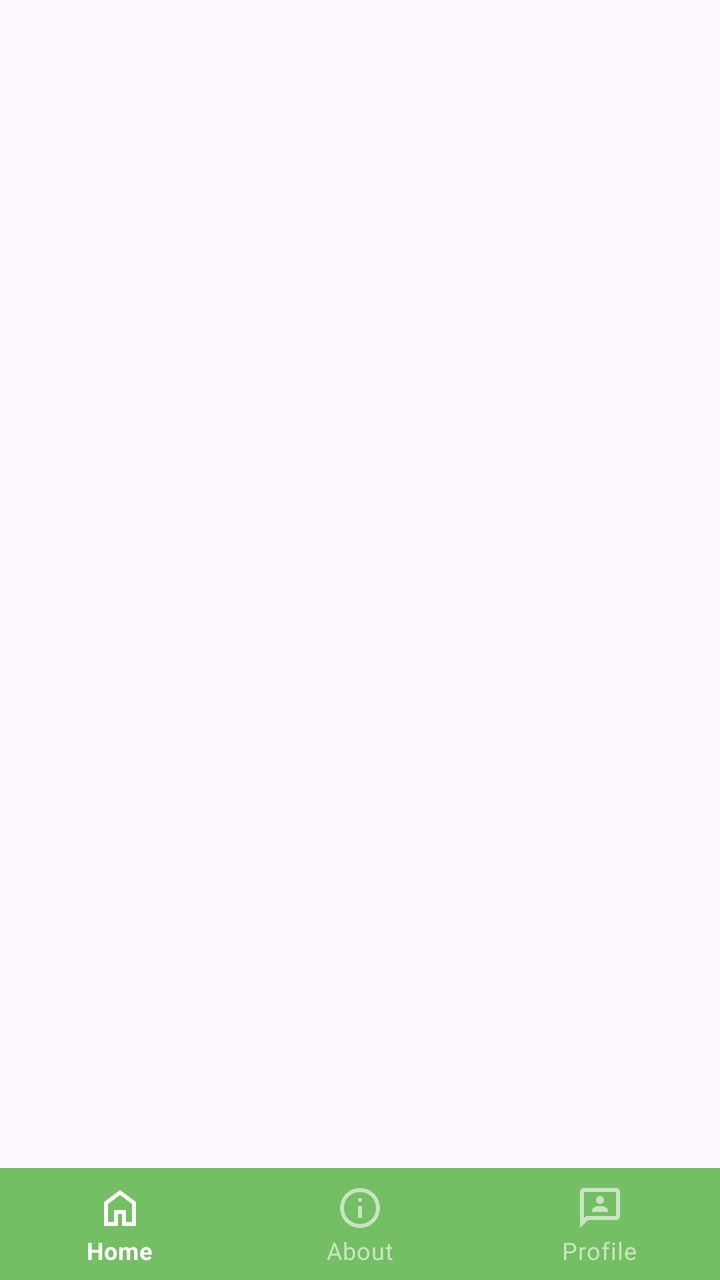
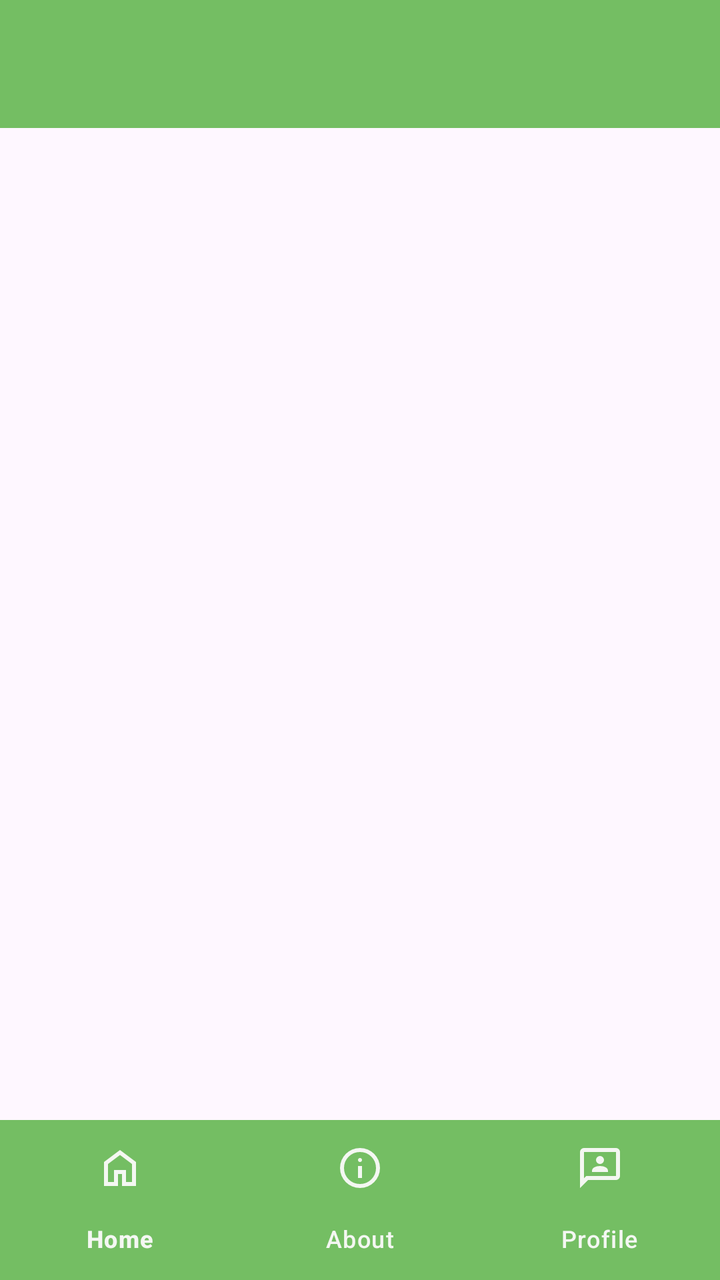

Two renders of the same Android screen: before a commit and after it. Below are the layout's source before the change and the commit's diff.
<!-- AndroidManifest.xml: application theme Theme.Tiaradistinctive -->
<!-- res/layout/activity_base.xml -->
<?xml version="1.0" encoding="utf-8"?>
<androidx.constraintlayout.widget.ConstraintLayout xmlns:android="http://schemas.android.com/apk/res/android"
    xmlns:app="http://schemas.android.com/apk/res-auto"
    xmlns:tools="http://schemas.android.com/tools"
    android:id="@+id/main"
    android:layout_width="match_parent"
    android:layout_height="match_parent"
    tools:context=".BaseActivity">

    <FrameLayout
        android:id="@+id/fragment_container"
        android:layout_width="match_parent"
        android:layout_height="0dp"
        app:layout_constraintBottom_toTopOf="@+id/bottom_nav_view"
        app:layout_constraintEnd_toEndOf="parent"
        app:layout_constraintTop_toTopOf="parent" />

    <com.google.android.material.bottomnavigation.BottomNavigationView
        android:id="@+id/bottom_nav_view"
        style="@style/Widget.MaterialComponents.BottomNavigationView.Colored"
        android:layout_width="match_parent"
        android:layout_height="wrap_content"
        android:background="@color/hijau_primary"
        app:layout_constraintBottom_toBottomOf="parent"
        app:menu="@menu/button_nav_menu"/>


</androidx.constraintlayout.widget.ConstraintLayout>
<!-- resources referenced by this layout -->
<resources>
  <color name="hijau_primary">#74BE63</color>
  <style name="Theme.Tiaradistinctive" parent="Base.Theme.Tiaradistinctive" />
  <style name="Base.Theme.Tiaradistinctive" parent="Theme.Material3.DayNight.NoActionBar">
  
          
          <item name="android:statusBarColor">@color/hijau_primary</item>
  
      </style>
</resources>

<!-- the commit's change to res/layout/activity_base.xml (unified diff, before → after) -->
@@ -1,5 +1,6 @@
 <?xml version="1.0" encoding="utf-8"?>
-<androidx.constraintlayout.widget.ConstraintLayout xmlns:android="http://schemas.android.com/apk/res/android"
+<androidx.constraintlayout.widget.ConstraintLayout
+    xmlns:android="http://schemas.android.com/apk/res/android"
     xmlns:app="http://schemas.android.com/apk/res-auto"
     xmlns:tools="http://schemas.android.com/tools"
     android:id="@+id/main"
@@ -7,22 +8,43 @@
     android:layout_height="match_parent"
     tools:context=".BaseActivity">
 
+    
+    <androidx.appcompat.widget.Toolbar
+        android:id="@+id/toolbar"
+        android:layout_width="0dp"
+        android:layout_height="?attr/actionBarSize"
+        android:background="@color/hijau_primary"
+        android:elevation="4dp"
+        app:titleTextColor="@color/putih_soft"
+        app:subtitleTextColor="@color/putih_soft"
+        app:layout_constraintTop_toTopOf="parent"
+        app:layout_constraintStart_toStartOf="parent"
+        app:layout_constraintEnd_toEndOf="parent" />
+
+    
     <FrameLayout
         android:id="@+id/fragment_container"
-        android:layout_width="match_parent"
+        android:layout_width="0dp"
         android:layout_height="0dp"
-        app:layout_constraintBottom_toTopOf="@+id/bottom_nav_view"
-        app:layout_constraintEnd_toEndOf="parent"
-        app:layout_constraintTop_toTopOf="parent" />
+        android:paddingBottom="65dp"
+        app:layout_constraintTop_toBottomOf="@id/toolbar"
+        app:layout_constraintBottom_toBottomOf="parent"
+        app:layout_constraintStart_toStartOf="parent"
+        app:layout_constraintEnd_toEndOf="parent" />
 
+    
     <com.google.android.material.bottomnavigation.BottomNavigationView
         android:id="@+id/bottom_nav_view"
-        style="@style/Widget.MaterialComponents.BottomNavigationView.Colored"
-        android:layout_width="match_parent"
+        android:layout_width="0dp"
         android:layout_height="wrap_content"
         android:background="@color/hijau_primary"
+        android:elevation="20dp"
+        app:itemIconTint="@color/putih_soft"
+        app:itemTextColor="@color/putih_soft"
+        app:labelVisibilityMode="labeled"
+        app:menu="@menu/button_nav_menu"
         app:layout_constraintBottom_toBottomOf="parent"
-        app:menu="@menu/button_nav_menu"/>
-
+        app:layout_constraintStart_toStartOf="parent"
+        app:layout_constraintEnd_toEndOf="parent" />
 
 </androidx.constraintlayout.widget.ConstraintLayout>
<!-- resource entries referenced after the edit -->
@@ -1,6 +1,7 @@
 <!-- resources referenced by this layout -->
 <resources>
   <color name="hijau_primary">#74BE63</color>
+  <color name="putih_soft">#F4F7F2</color>
   <style name="Theme.Tiaradistinctive" parent="Base.Theme.Tiaradistinctive" />
   <style name="Base.Theme.Tiaradistinctive" parent="Theme.Material3.DayNight.NoActionBar">
   
